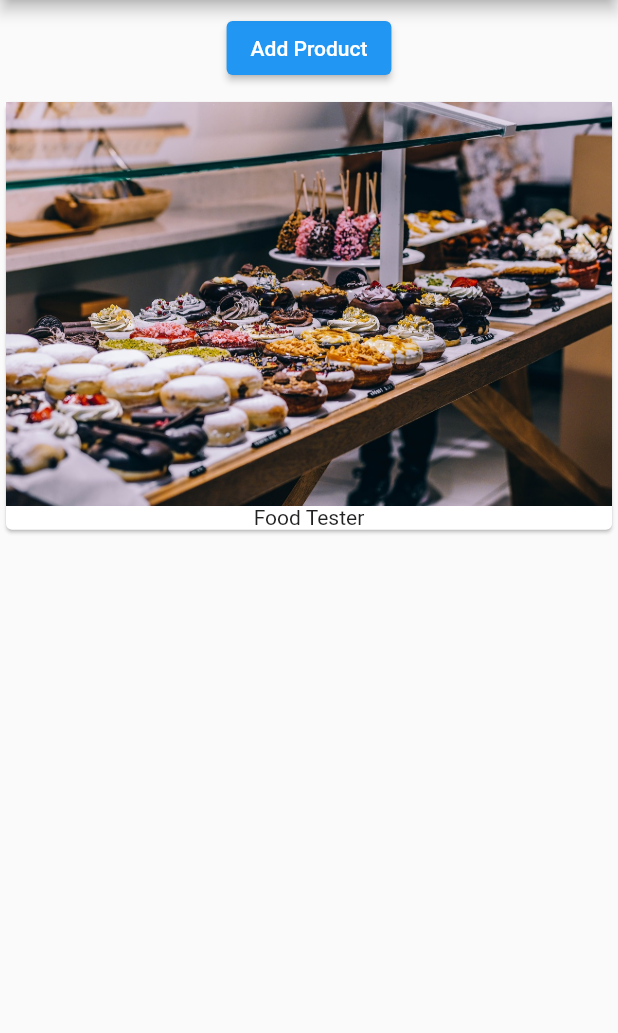
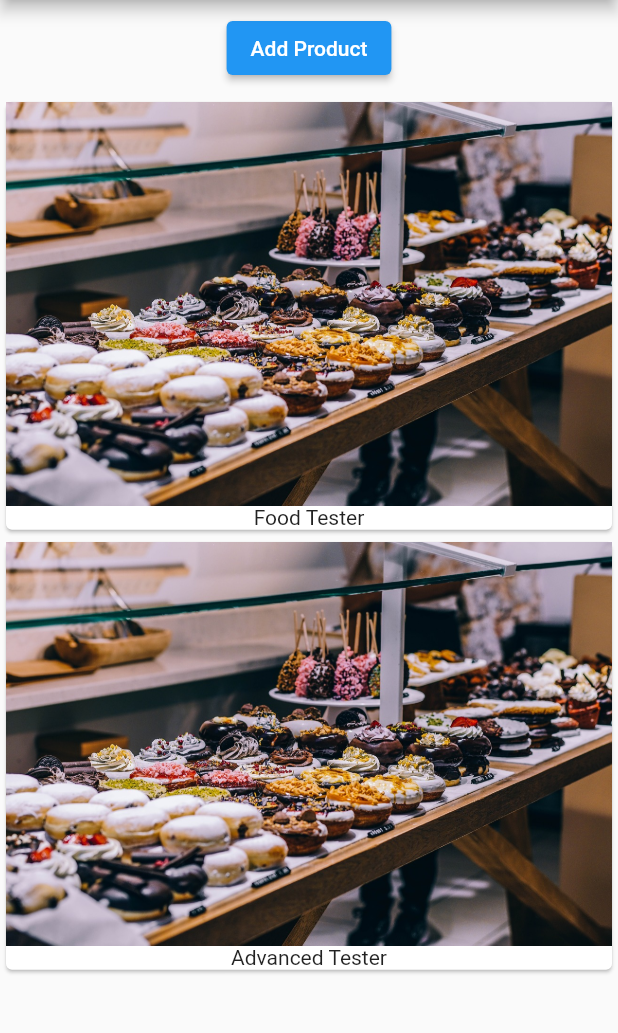
Before and after one commit to miikhaaeel/EasyList, a Flutter app: the screen it shows after launch, after a tap on "Add Product", on a phone screen of 412 x 824 dp, the part 84-1117 px from its top. Run offline on Flutter 3.47's test engine with Material 2 defaults, Android fonts, the phone set to English and light mode, and no system bars.

```diff
--- a/lib/product_manager.dart
+++ b/lib/product_manager.dart
@@ -3,14 +3,15 @@ import './products.dart';
 
 class ProductManager extends StatefulWidget {
   final String startingProduct;
-  const ProductManager({Key? key, required this.startingProduct}) : super(key: key);
+  const ProductManager({Key? key, required this.startingProduct})
+      : super(key: key);
 
   @override
   State<ProductManager> createState() => _ProductManagerState();
 }
 
 class _ProductManagerState extends State<ProductManager> {
-  List<String> _products = [];
+  final List<String> _products = [];
   @override
   void initState() {
     _products.add(widget.startingProduct);
@@ -19,7 +20,7 @@ class _ProductManagerState extends State<ProductManager> {
 
   @override
   Widget build(BuildContext context) {
-    List<String> _product = ['Food Tester'];
+    // List<String> _product = ['Food Tester'];
     return Column(
       children: [
         Container(
@@ -27,13 +28,13 @@ class _ProductManagerState extends State<ProductManager> {
           child: ElevatedButton(
             onPressed: () {
               setState(() {
-                _product.add('Advanced Tester');
+                _products.add('Advanced Tester');
               });
             },
             child: const Text('Add Product'),
           ),
         ),
-        Product(_product),
+        Product(_products),
       ],
     );
   }
```
Also changed, not shown: lib/products.dart (line endings or trailing spaces).
